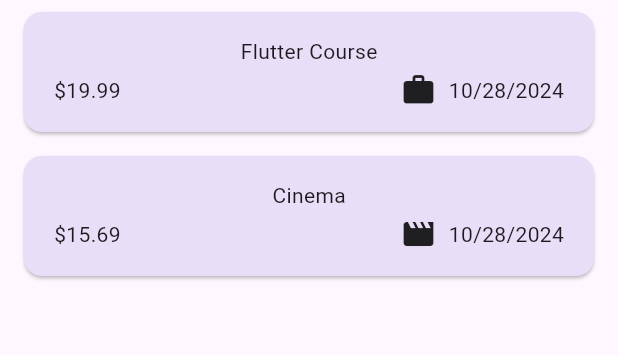
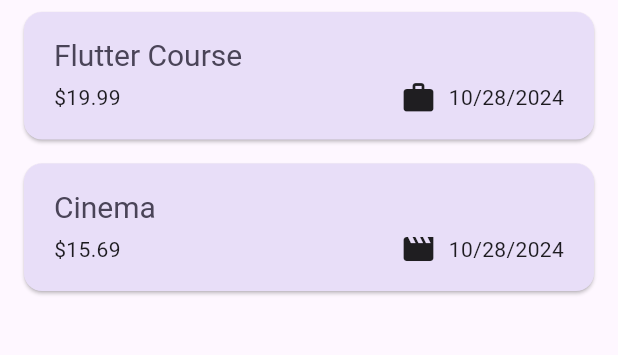
Before and after one commit to Bureau536/expense_tracker, a Flutter app: the screen it shows after launch, on a phone screen of 412 x 824 dp, the part 114-469 px from its top. Run offline on Flutter 3.47's test engine with Material 3 defaults, Android fonts, the phone set to English and light mode, and no system bars.

Commit message:
Lesson 127
Added error color background when deleting an expense from the main screen.

```diff
--- a/lib/widgets/expenses_list/expense_item.dart
+++ b/lib/widgets/expenses_list/expense_item.dart
@@ -12,8 +12,12 @@ class ExpenseItem extends StatelessWidget {
       child: Padding(
         padding: const EdgeInsets.symmetric(horizontal: 20, vertical: 16),
         child: Column(
+          crossAxisAlignment: CrossAxisAlignment.start,
           children: [
-            Text(expense.title),
+            Text(
+              expense.title,
+              style: Theme.of(context).textTheme.titleLarge,
+            ),
             const SizedBox(height: 4),
             Row(
               children: [
--- a/lib/widgets/expenses_list/expenses_list.dart
+++ b/lib/widgets/expenses_list/expenses_list.dart
@@ -17,6 +17,11 @@ class ExpensesList extends StatelessWidget {
     return ListView.builder(
       itemCount: expenses.length,
       itemBuilder: (ctx, index) => Dismissible(
+        background: Container(
+          color: Theme.of(context).colorScheme.error.withOpacity(0.75),
+          margin: EdgeInsets.symmetric(
+              horizontal: Theme.of(context).cardTheme.margin!.horizontal),
+        ),
         key: ValueKey(expenses[index]),
         onDismissed: (direction) {
           onRemoveExpense(expenses[index]);
```
